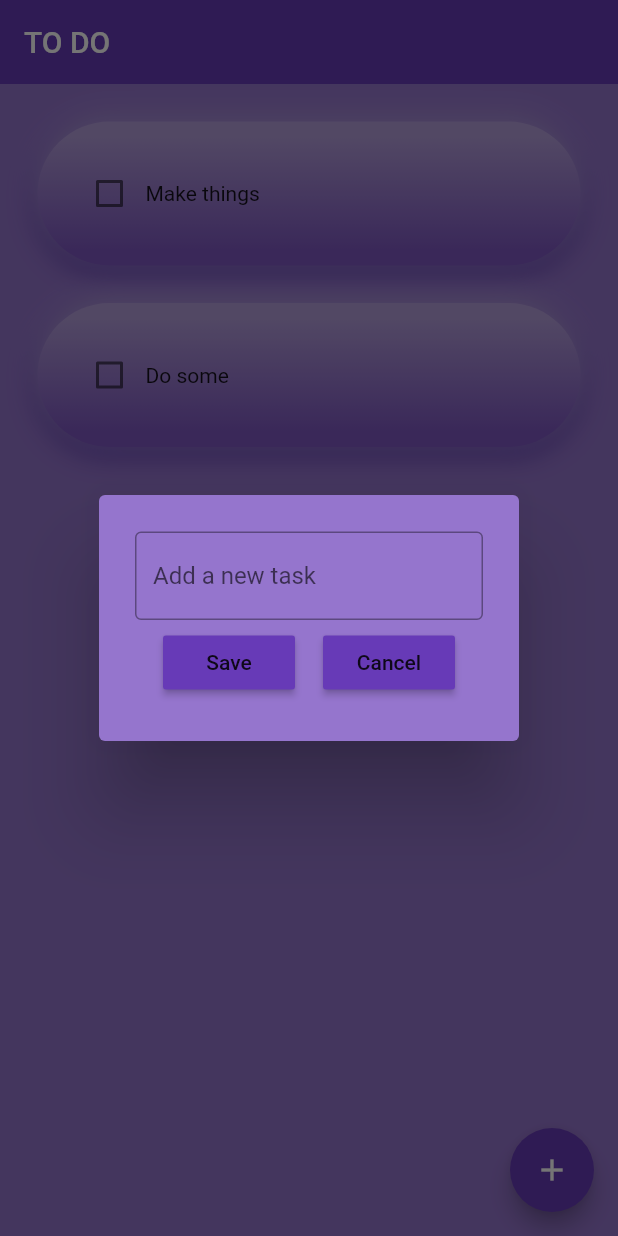
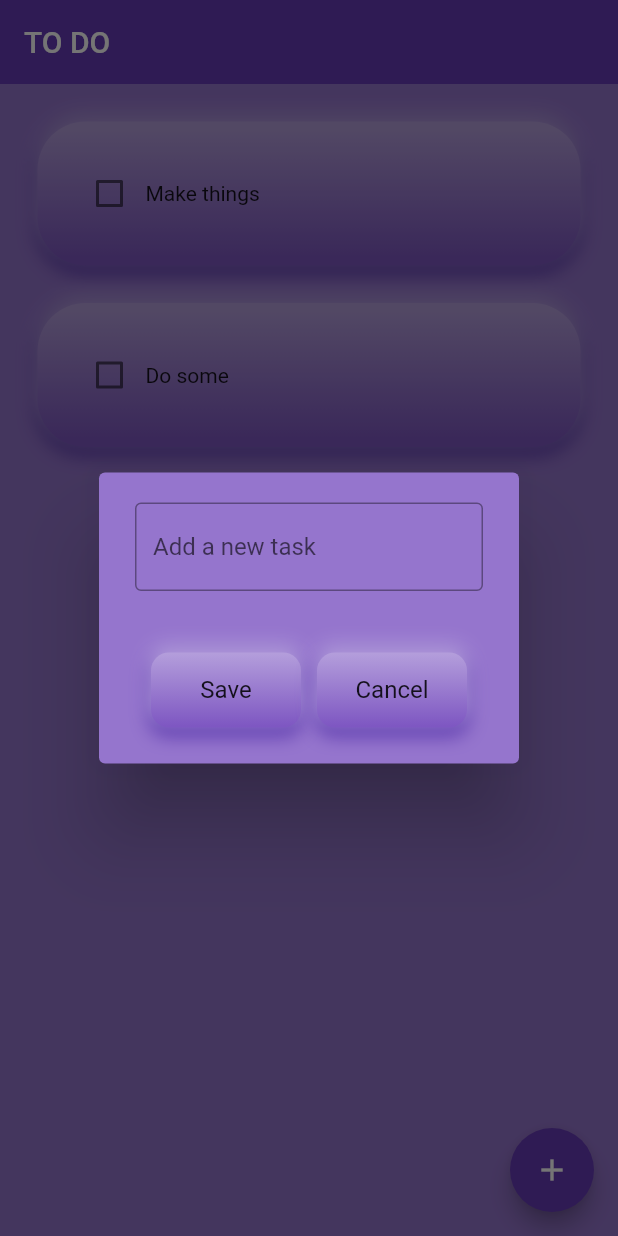
Before and after one commit to AnnyVJu/ToDo, a Flutter app: the screen it shows after launch, after a tap on the "add" icon, on a phone screen of 412 x 824 dp. Run offline on Flutter 3.47's test engine with Material 2 defaults, Android fonts, the phone set to English and light mode, and no system bars; drawn by our look-alikes of flutter_slidable; our stand-ins replace hive, hive_flutter; accounts and stored records are empty.

Commit message:
Update UI (neumorphism)

```diff
--- a/lib/util/button.dart
+++ b/lib/util/button.dart
@@ -10,8 +10,38 @@ class MyButton extends StatelessWidget {
 
   @override
   Widget build(BuildContext context) {
-    return MaterialButton(onPressed: onPressed,
-    color: Theme.of(context).primaryColor,
+    return GestureDetector(
+      onTap: onPressed,
+      child: Container(decoration: BoxDecoration(
+          color: Colors.deepPurple[300],
+          borderRadius: BorderRadius.circular(12),
+          boxShadow: [BoxShadow(
+            color: Colors.deepPurple.shade700,
+            offset: Offset(0, 4),
+            blurRadius: 10,
+            spreadRadius: 1,
+          ),
+                      BoxShadow(
+              color: Colors.deepPurple.shade200,
+              offset: Offset(0, -4),
+              blurRadius: 10,
+              spreadRadius: 1,
+            ),],
+          gradient: LinearGradient(begin: Alignment.topCenter,
+              end: Alignment.bottomCenter,
+              colors: [
+                Colors.deepPurple.shade200,
+                Colors.deepPurple.shade400
+              ],
+              stops: [0.02, 0.98]),
+      ),
+          width: 100,
+        height: 50,
+        child: Center(child: Text(text))),
+    );
+  }
+   /* return MaterialButton(onPressed: onPressed,
+    color: Colors.deepPurple
     child: Text(text),);
-  }
+  }*/
 }
--- a/lib/util/dialog_box.dart
+++ b/lib/util/dialog_box.dart
@@ -13,13 +13,13 @@ class DialogBox extends StatelessWidget {
     return AlertDialog(
       backgroundColor: Colors.deepPurple[300],
       content: Container(
-        height: 120,
+        height: 150,
         child: Column(
-          mainAxisAlignment: MainAxisAlignment.spaceEvenly,
+          mainAxisAlignment: MainAxisAlignment.spaceBetween,
           children: [
             TextField(
               controller: controller,
-              decoration: InputDecoration(
+              decoration: const InputDecoration(
                 border: OutlineInputBorder(),
                 hintText: "Add a new task",
               ),
--- a/lib/util/todo_tile.dart
+++ b/lib/util/todo_tile.dart
@@ -25,23 +25,23 @@ class ToDoTile extends StatelessWidget {
           SlidableAction(onPressed: deleteFunction,
           icon: Icons.delete,
           backgroundColor: Colors.red,
-          borderRadius: BorderRadius.circular(48),)
+          borderRadius: BorderRadius.circular(32),)
         ]),
         child: Container(
           padding: EdgeInsets.all(24),
           decoration: BoxDecoration(
               color: Colors.deepPurple[300],
-              borderRadius: BorderRadius.circular(48),
+              borderRadius: BorderRadius.circular(32),
               boxShadow: [BoxShadow(
                 color: Colors.deepPurple.shade700,
                 offset: Offset(0, 4),
-                blurRadius: 15,
+                blurRadius: 10,
                 spreadRadius: 1,
               ),
             BoxShadow(
               color: Colors.deepPurple.shade200,
               offset: Offset(0, -4),
-              blurRadius: 15,
+              blurRadius: 10,
               spreadRadius: 1,
             ),],
             gradient: LinearGradient(begin: Alignment.topCenter,
@@ -50,7 +50,7 @@ class ToDoTile extends StatelessWidget {
                   Colors.deepPurple.shade200,
                   Colors.deepPurple.shade400
                 ],
-            stops: [0.1, 0.9])
+            stops: [0.05, 0.95])
           ),
           child: Row(
             children: [
```
